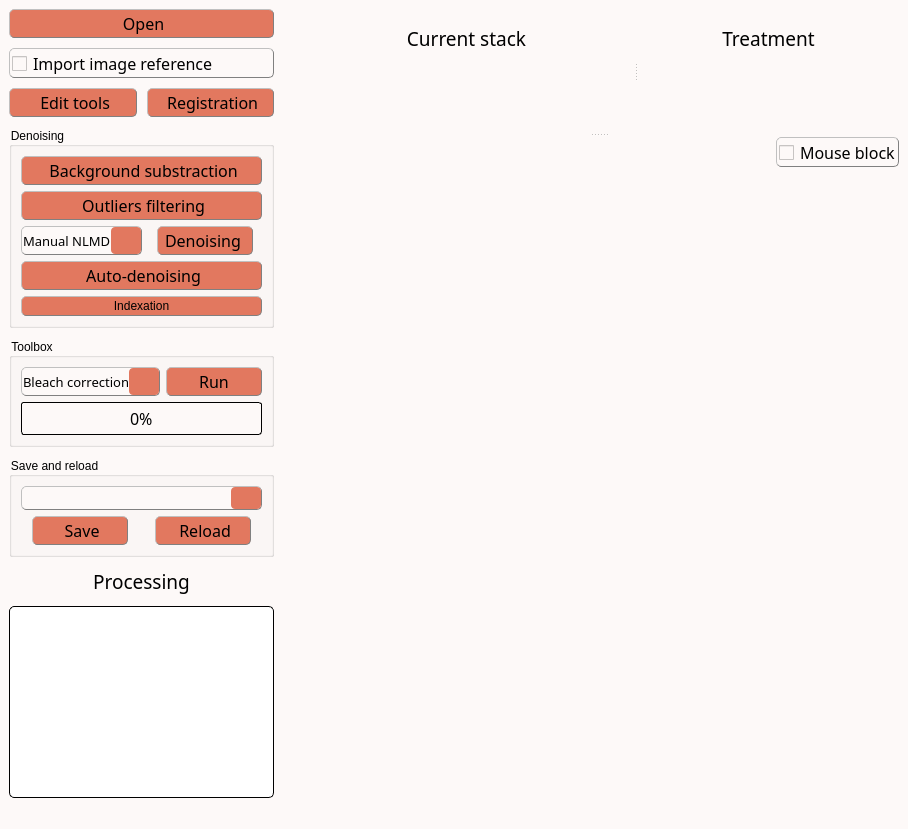
This is inichord/__main__.ui in Cyril-Langlois/iniCHORD as Qt 5 draws it before an edit. The edited form follows.
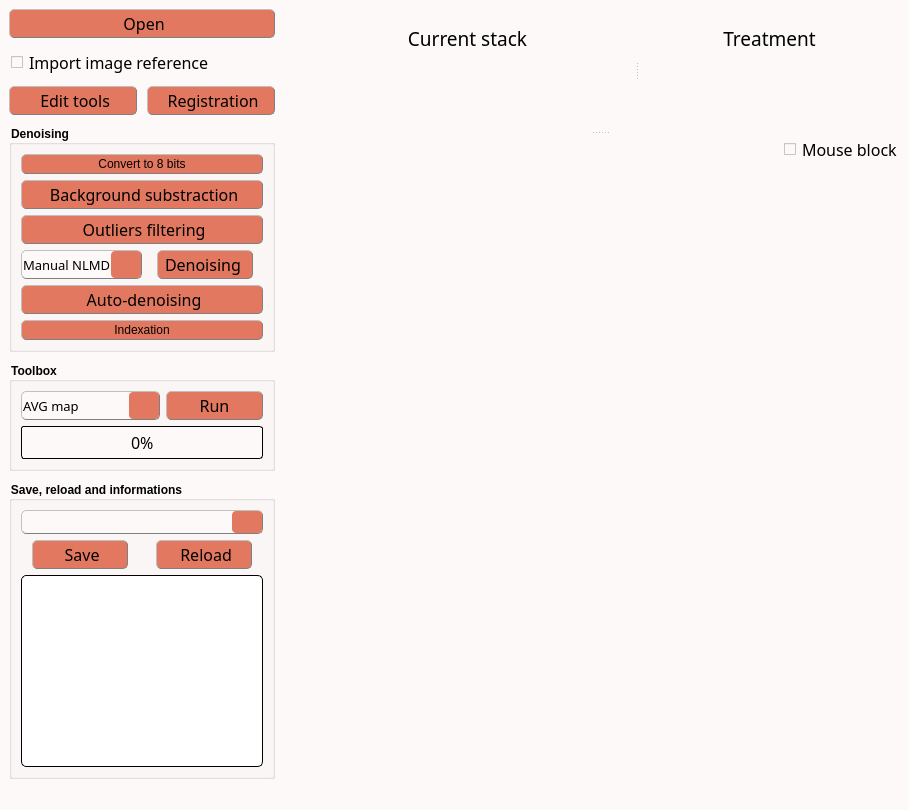
This is the edited form. Icons and pictures are not drawn. Custom widgets are drawn as their Qt base class.

What changed in the file:
```diff
--- a/inichord/__main__.ui
+++ b/inichord/__main__.ui
@@ -9,8 +9,8 @@
    <rect>
     <x>0</x>
     <y>0</y>
-    <width>860</width>
-    <height>753</height>
+    <width>909</width>
+    <height>790</height>
    </rect>
   </property>
   <property name="sizePolicy">
@@ -48,13 +48,13 @@
 QLabel, QPushButton, QPushButton:hover, QCheckBox, QComboBox, Line, QTextEdit, QSpinBox {color: rgb(0, 0, 0)}
 
 /* style des bordures 1 */
-QLabel, QPushButton, QPushButton:hover, QCheckBox, QComboBox, QSpinBox  {
+QLabel, QPushButton, QPushButton:hover, QComboBox, QSpinBox  {
 	border-style : outset;
 	min-width : 5em;
 }
 
 /* style des bordures 2 */
-QPushButton, QPushButton:hover, QCheckBox, QComboBox, QSpinBox  {
+QPushButton, QPushButton:hover, QComboBox, QSpinBox  {
 	border-radius: 5px;
 	border-width: 1px;
 	border-color: gray;
@@ -74,8 +74,8 @@
 
 /* Gestion taille des QCheckBoxes */
 QCheckBox::indicator:unchecked, QCheckBox::indicator:unchecked:hover, QCheckBox::indicator:checked, QCheckBox::indicator:checked:hover  {
-	width :15px;
-	height : 15px;
+	width :12px;
+	height : 12px;
 }
 
 QLabel {
@@ -174,6 +174,10 @@
     height: 30px;
     margin: -10px 0; /* handle is placed by default on the contents rect of the groove. Expand outside the groove */
     border-radius: 3px;
+}
+
+QGroupBox {
+    font-weight: bold;
 }</string>
   </property>
   <property name="toolButtonStyle">
@@ -267,7 +271,7 @@
           </property>
           <property name="minimumSize">
            <size>
-            <width>96</width>
+            <width>0</width>
             <height>0</height>
            </size>
           </property>
@@ -370,10 +374,27 @@
         </item>
         <item>
          <widget class="QGroupBox" name="groupBox">
+          <property name="font">
+           <font>
+            <weight>75</weight>
+            <bold>true</bold>
+           </font>
+          </property>
           <property name="title">
            <string>Denoising</string>
           </property>
           <layout class="QVBoxLayout" name="verticalLayout_11">
+           <item>
+            <widget class="QPushButton" name="Eight_bits_button">
+             <property name="text">
+              <string>Convert to 8 bits</string>
+             </property>
+             <property name="icon">
+              <iconset>
+               <normaloff>icons/Export.png</normaloff>icons/Export.png</iconset>
+             </property>
+            </widget>
+           </item>
            <item>
             <widget class="QPushButton" name="Background_remover_button">
              <property name="sizePolicy">
@@ -623,7 +644,12 @@
                </property>
                <item>
                 <property name="text">
-                 <string>Bleach correction</string>
+                 <string>AVG map</string>
+                </property>
+               </item>
+               <item>
+                <property name="text">
+                 <string>MED map</string>
                 </property>
                </item>
                <item>
@@ -760,7 +786,7 @@
         <item>
          <widget class="QGroupBox" name="groupBox_3">
           <property name="title">
-           <string>Save and reload</string>
+           <string>Save, reload and informations</string>
           </property>
           <layout class="QVBoxLayout" name="verticalLayout_6">
            <item>
@@ -892,224 +918,6 @@
              </item>
             </layout>
            </item>
-          </layout>
-         </widget>
-        </item>
-        <item>
-         <widget class="QLabel" name="label_InfoBox">
-          <property name="sizePolicy">
-           <sizepolicy hsizetype="Preferred" vsizetype="Minimum">
-            <horstretch>0</horstretch>
-            <verstretch>0</verstretch>
-           </sizepolicy>
-          </property>
-          <property name="minimumSize">
-           <size>
-            <width>112</width>
-            <height>0</height>
-           </size>
-          </property>
-          <property name="palette">
-           <palette>
-            <active>
-             <colorrole role="WindowText">
-              <brush brushstyle="SolidPattern">
-               <color alpha="255">
-                <red>0</red>
-                <green>0</green>
-                <blue>0</blue>
-               </color>
-              </brush>
-             </colorrole>
-             <colorrole role="Button">
-              <brush brushstyle="SolidPattern">
-               <color alpha="255">
-                <red>253</red>
-                <green>249</green>
-                <blue>248</blue>
-               </color>
-              </brush>
-             </colorrole>
-             <colorrole role="Text">
-              <brush brushstyle="SolidPattern">
-               <color alpha="255">
-                <red>0</red>
-                <green>0</green>
-                <blue>0</blue>
-               </color>
-              </brush>
-             </colorrole>
-             <colorrole role="ButtonText">
-              <brush brushstyle="SolidPattern">
-               <color alpha="255">
-                <red>0</red>
-                <green>0</green>
-                <blue>0</blue>
-               </color>
-              </brush>
-             </colorrole>
-             <colorrole role="Base">
-              <brush brushstyle="SolidPattern">
-               <color alpha="255">
-                <red>253</red>
-                <green>249</green>
-                <blue>248</blue>
-               </color>
-              </brush>
-             </colorrole>
-             <colorrole role="Window">
-              <brush brushstyle="SolidPattern">
-               <color alpha="255">
-                <red>253</red>
-                <green>249</green>
-                <blue>248</blue>
-               </color>
-              </brush>
-             </colorrole>
-            </active>
-            <inactive>
-             <colorrole role="WindowText">
-              <brush brushstyle="SolidPattern">
-               <color alpha="255">
-                <red>0</red>
-                <green>0</green>
-                <blue>0</blue>
-               </color>
-              </brush>
-             </colorrole>
-             <colorrole role="Button">
-              <brush brushstyle="SolidPattern">
-               <color alpha="255">
-                <red>253</red>
-                <green>249</green>
-                <blue>248</blue>
-               </color>
-              </brush>
-             </colorrole>
-             <colorrole role="Text">
-              <brush brushstyle="SolidPattern">
-               <color alpha="255">
-                <red>0</red>
-                <green>0</green>
-                <blue>0</blue>
-               </color>
-              </brush>
-             </colorrole>
-             <colorrole role="ButtonText">
-              <brush brushstyle="SolidPattern">
-               <color alpha="255">
-                <red>0</red>
-                <green>0</green>
-                <blue>0</blue>
-               </color>
-              </brush>
-             </colorrole>
-             <colorrole role="Base">
-              <brush brushstyle="SolidPattern">
-               <color alpha="255">
-                <red>253</red>
-                <green>249</green>
-                <blue>248</blue>
-               </color>
-              </brush>
-             </colorrole>
-             <colorrole role="Window">
-              <brush brushstyle="SolidPattern">
-               <color alpha="255">
-                <red>253</red>
-                <green>249</green>
-                <blue>248</blue>
-               </color>
-              </brush>
-             </colorrole>
-            </inactive>
-            <disabled>
-             <colorrole role="WindowText">
-              <brush brushstyle="SolidPattern">
-               <color alpha="255">
-                <red>0</red>
-                <green>0</green>
-                <blue>0</blue>
-               </color>
-              </brush>
-             </colorrole>
-             <colorrole role="Button">
-              <brush brushstyle="SolidPattern">
-               <color alpha="255">
-                <red>253</red>
-                <green>249</green>
-                <blue>248</blue>
-               </color>
-              </brush>
-             </colorrole>
-             <colorrole role="Text">
-              <brush brushstyle="SolidPattern">
-               <color alpha="255">
-                <red>0</red>
-                <green>0</green>
-                <blue>0</blue>
-               </color>
-              </brush>
-             </colorrole>
-             <colorrole role="ButtonText">
-              <brush brushstyle="SolidPattern">
-               <color alpha="255">
-                <red>0</red>
-                <green>0</green>
-                <blue>0</blue>
-               </color>
-              </brush>
-             </colorrole>
-             <colorrole role="Base">
-              <brush brushstyle="SolidPattern">
-               <color alpha="255">
-                <red>253</red>
-                <green>249</green>
-                <blue>248</blue>
-               </color>
-              </brush>
-             </colorrole>
-             <colorrole role="Window">
-              <brush brushstyle="SolidPattern">
-               <color alpha="255">
-                <red>253</red>
-                <green>249</green>
-                <blue>248</blue>
-               </color>
-              </brush>
-             </colorrole>
-            </disabled>
-           </palette>
-          </property>
-          <property name="font">
-           <font>
-            <family>Noto Sans Cond</family>
-            <pointsize>14</pointsize>
-            <weight>50</weight>
-            <italic>false</italic>
-            <bold>false</bold>
-           </font>
-          </property>
-          <property name="styleSheet">
-           <string notr="true"/>
-          </property>
-          <property name="lineWidth">
-           <number>1</number>
-          </property>
-          <property name="midLineWidth">
-           <number>0</number>
-          </property>
-          <property name="text">
-           <string>Processing</string>
-          </property>
-          <property name="scaledContents">
-           <bool>false</bool>
-          </property>
-          <property name="alignment">
-           <set>Qt::AlignCenter</set>
-          </property>
-         </widget>
-        </item>
         <item>
          <widget class="QTextEdit" name="Info_box">
           <property name="sizePolicy">
@@ -1314,6 +1122,12 @@
           <property name="midLineWidth">
            <number>1</number>
           </property>
+             <property name="readOnly">
+              <bool>true</bool>
+             </property>
+            </widget>
+           </item>
+          </layout>
          </widget>
         </item>
        </layout>
```
Left out of the diff: 12 changed lines with no effect on the pictures. Lines whose indentation alone changed are shown as unchanged.
